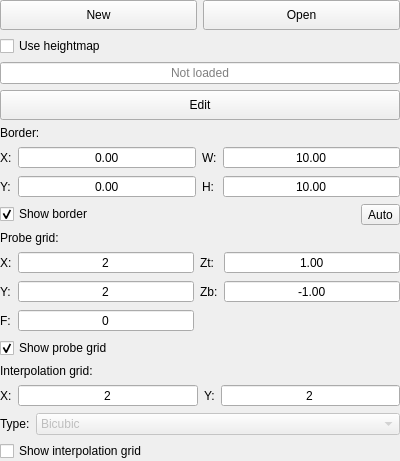
Before: the Qt Designer form src/gpilot/ui/forms/partials/main/partmainheightmap.ui in etet100/AstroCore-GCode-Sender, drawn with Qt 5.
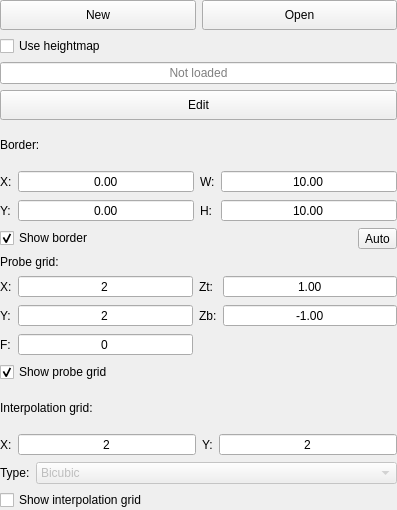
After: the same form once the commit is applied. Custom widgets are drawn as their Qt base class.

Commit message: Moving heightmap ui to PartMainHeightmap (part 2)

The edit to the form file:
```diff
--- a/src/gpilot/ui/forms/partials/main/partmainheightmap.ui
+++ b/src/gpilot/ui/forms/partials/main/partmainheightmap.ui
@@ -6,10 +6,22 @@
    <rect>
     <x>0</x>
     <y>0</y>
-    <width>400</width>
-    <height>300</height>
+    <width>397</width>
+    <height>510</height>
    </rect>
   </property>
+  <property name="minimumSize">
+   <size>
+    <width>0</width>
+    <height>0</height>
+   </size>
+  </property>
+  <property name="maximumSize">
+   <size>
+    <width>16777215</width>
+    <height>16777215</height>
+   </size>
+  </property>
   <property name="windowTitle">
    <string>Form</string>
   </property>
```
The commit also changes 5 other files.
